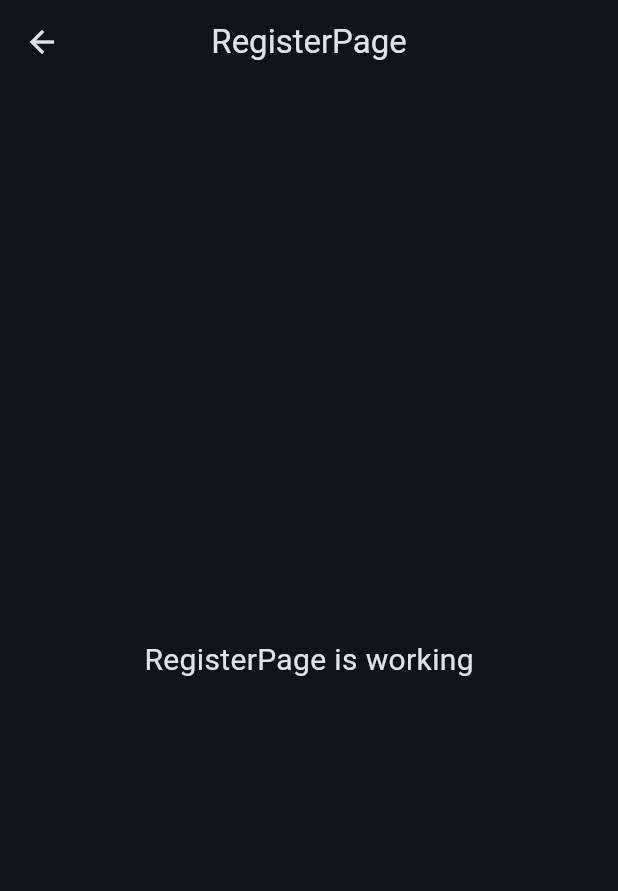
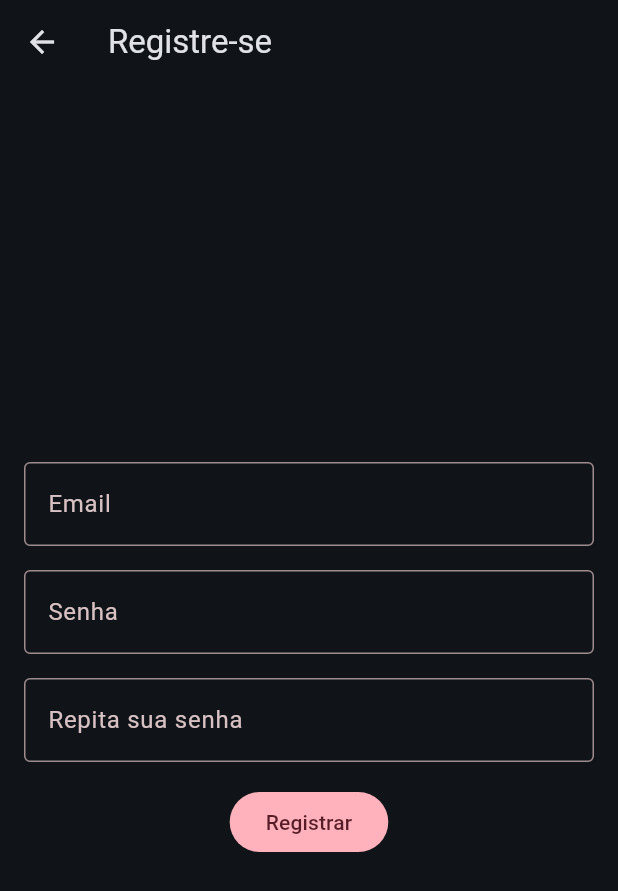
Before and after one commit to ProfessorAndersonChoren/appII_sao_leopoldo_night, a Flutter app: the RegisterPage screen opened by its route, on a phone screen of 412 x 824 dp. Shown: the top 891 px of the screen. Run offline on Flutter 3.47's test engine with Material 3 defaults, Android fonts, the light colour scheme and no system bars; our stand-ins replace email_validator, flutter_mobx, flutter_svg, mobx, shared_preferences; accounts and stored records are empty; generated files the repository leaves out were written again.

Commit message:
Projeto Login e senha - Com validação

```diff
--- /dev/null
+++ b/login_and_register/lib/model/user_model.dart
@@ -0,0 +1,6 @@
+class UserModel {
+  final String email;
+  final String password;
+
+  const UserModel(this.email,this.password);
+}
--- a/login_and_register/lib/screens/register/register_page.dart
+++ b/login_and_register/lib/screens/register/register_page.dart
@@ -1,19 +1,75 @@
+import 'package:email_validator/email_validator.dart';
 import 'package:flutter/material.dart';
+import 'package:login_and_register/screens/shared/custom_text_field.dart';
 
 class RegisterPage extends StatelessWidget {
-  const RegisterPage({super.key});
+  RegisterPage({super.key});
+
+  final _emailController = TextEditingController();
+  final _passwordController = TextEditingController();
+  final _formKey = GlobalKey<FormState>();
 
   @override
   Widget build(BuildContext context) {
     return Scaffold(
       appBar: AppBar(
-        title: const Text('RegisterPage'),
-        centerTitle: true,
+        title: const Text('Registre-se'),
       ),
-      body: const Center(
-        child: Text(
-          'RegisterPage is working',
-          style: TextStyle(fontSize: 20),
+      body: Padding(
+        padding: EdgeInsets.all(16),
+        child: Form(
+          key: _formKey,
+          child: Column(
+            mainAxisAlignment: MainAxisAlignment.center,
+            children: [
+              CustomTextField(
+                controller: _emailController,
+                label: 'Email',
+                inputType: TextInputType.emailAddress,
+                validator: (value) {
+                  if (value == null || !EmailValidator.validate(value)) {
+                    return 'Email inválido!!!';
+                  }
+                  return null; // Tudo OK
+                },
+              ),
+              CustomTextField(
+                controller: _passwordController,
+                label: 'Senha',
+                inputType: TextInputType.visiblePassword,
+                isPassword: true,
+                validator: (value) {
+                  if (value == null || value.length < 8) {
+                    return 'Senha inválida!!!';
+                  }
+                  return null;
+                },
+              ),
+              CustomTextField(
+                label: 'Repita sua senha',
+                inputType: TextInputType.visiblePassword,
+                isPassword: true,
+                action: TextInputAction.done,
+                validator: (value) {
+                  if (value == null || value.length < 8) {
+                    return 'Senha inválida!!!';
+                  } else if (value != _passwordController.text) {
+                    return 'As senhas não coincidem!!!';
+                  }
+                  return null;
+                },
+
+              ),
+              FilledButton(
+                onPressed: () {
+                  if (_formKey.currentState!.validate()) {
+                    // TODO Cadastrar o usuário
+                  }
+                },
+                child: const Text('Registrar'),
+              ),
+            ],
+          ),
         ),
       ),
     );
--- a/login_and_register/lib/screens/shared/custom_text_field.dart
+++ b/login_and_register/lib/screens/shared/custom_text_field.dart
@@ -4,12 +4,18 @@ class CustomTextField extends StatelessWidget {
   final String label;
   final TextInputType inputType;
   final bool isPassword;
+  final TextInputAction action;
+  final TextEditingController? controller;
+  final String? Function(String?) validator;
 
   const CustomTextField({
     super.key,
     required this.label,
     required this.inputType,
+    required this.validator,
+    this.controller,
     this.isPassword = false,
+    this.action = TextInputAction.next,
   });
 
   @override
@@ -17,13 +23,15 @@ class CustomTextField extends StatelessWidget {
     return Padding(
       padding: const EdgeInsets.only(bottom: 16),
       child: TextFormField(
-        validator: (value) {},
+        validator: validator,
         decoration: InputDecoration(
           labelText: label,
           border: const OutlineInputBorder(),
         ),
         keyboardType: inputType,
         obscureText: isPassword,
+        controller: controller,
+        textInputAction: action,
       ),
     );
   }
--- a/login_and_register/pubspec.yaml
+++ b/login_and_register/pubspec.yaml
@@ -7,13 +7,15 @@ environment:
   sdk: ^3.5.3
 
 dependencies:
+  email_validator: ^3.0.0
   flutter:
     sdk: flutter
+  shared_preferences: ^2.3.2
 
 dev_dependencies:
+  flutter_lints: ^4.0.0
   flutter_test:
     sdk: flutter
-  flutter_lints: ^4.0.0
 
 flutter:
   uses-material-design: true
```
Also changed, not shown: login_and_register/lib/screens/login/login_page.dart (+36 -2 lines), login_and_register/pubspec.lock.
